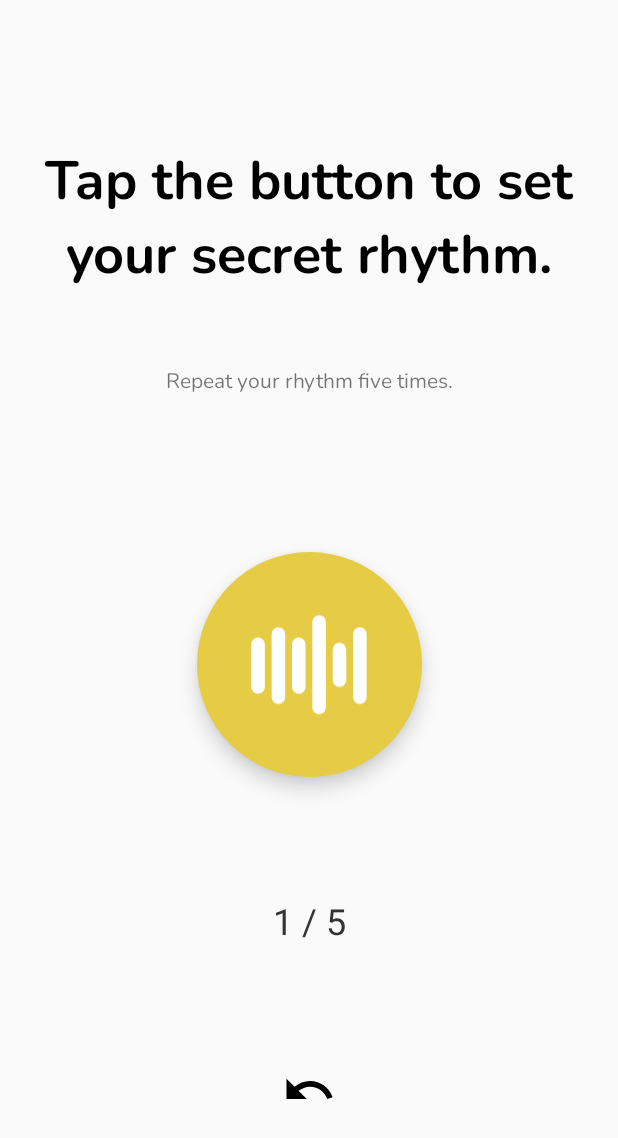
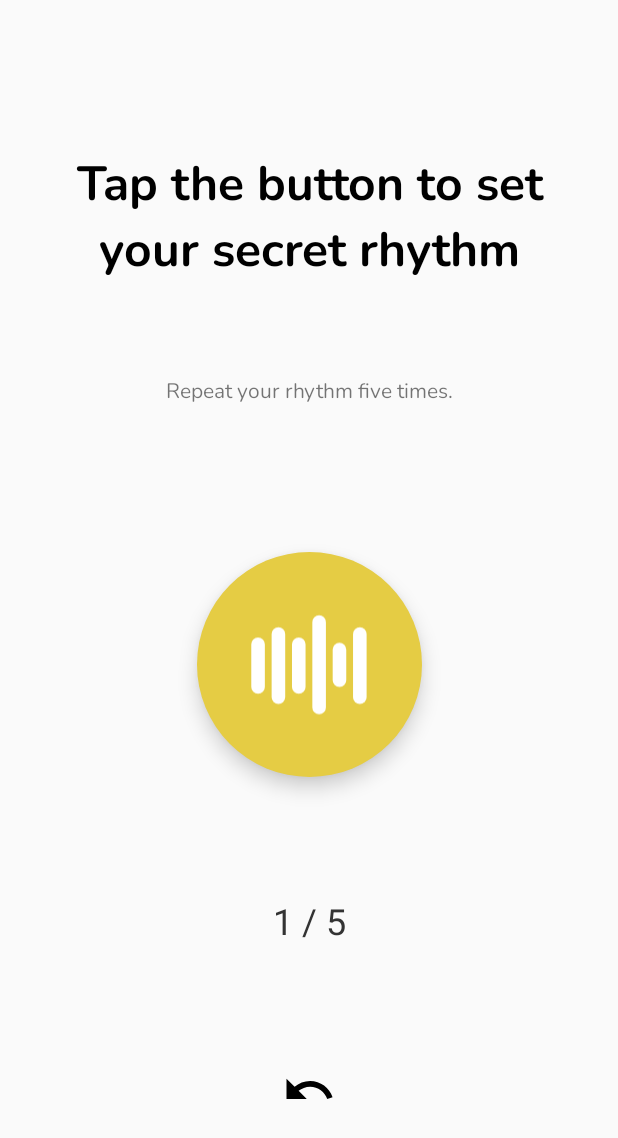
Before and after one commit to oskgro/PassBeat, an Android app: the SetupFragment screen opened through its navigation route, on a phone screen of 412 x 824 dp. Shown: the top 1138 px of the screen. Run offline under Robolectric (Android 15) with nearby library versions, the phone set to English and light mode, and no system bars; our stand-ins replace data binding.

Commit message:
strings and fragmentsetup

```diff
--- a/app/src/main/res/layout/fragment_setup.xml
+++ b/app/src/main/res/layout/fragment_setup.xml
@@ -25,11 +25,12 @@
             android:layout_width="wrap_content"
             android:layout_height="wrap_content"
             android:layout_margin="30dp"
+            android:padding="20dp"
             android:fontFamily="@font/nunito_bold"
             android:gravity="center"
             android:text="@string/instructionSetup"
             android:textColor="#000000"
-            android:textSize="36sp"
+            android:textSize="32sp"
             app:layout_constraintBottom_toTopOf="@+id/guideline"
             app:layout_constraintEnd_toEndOf="parent"
             app:layout_constraintStart_toStartOf="parent"
--- a/app/src/main/res/values/strings.xml
+++ b/app/src/main/res/values/strings.xml
@@ -12,7 +12,7 @@
     <string name="mute_icon">Mute or unmute</string>
 
     <!-- Setup Fragment -->
-    <string name="instructionSetup">Tap the button to set your secret rhythm.</string>
+    <string name="instructionSetup">Tap the button to set your secret rhythm</string>
     <string name="instructionSetup2">Repeat your rhythm five times.</string>
 
     <!-- Result Fragment -->
```
